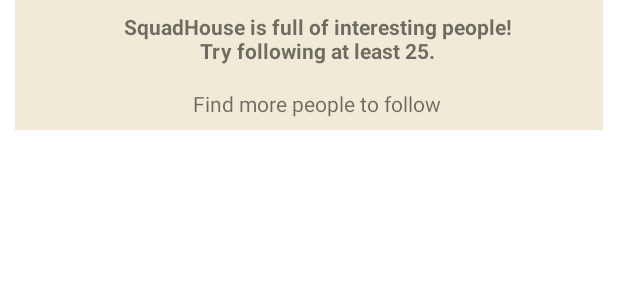
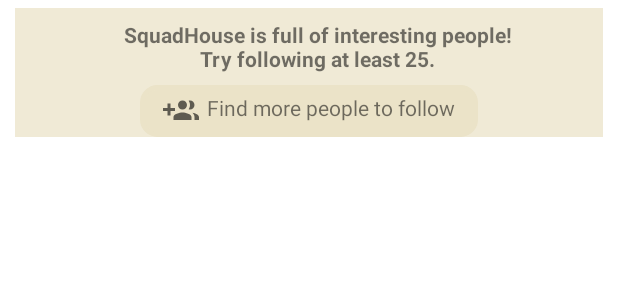
Before and after one commit to SquadHouseDev/SquadHouse, an Android app: the layout cell_home_explore.xml on its own in the app's theme, with its tools: preview values and no code run, on a phone screen of 412 x 824 dp. Shown: the top 300 px of the screen. Run offline under Robolectric (Android 15) with nearby library versions, the phone set to English and light mode, and no system bars.

```diff
--- a/app/src/main/res/drawable/cell_darker_background.xml
+++ b/app/src/main/res/drawable/cell_darker_background.xml
@@ -1,7 +1,7 @@
 <?xml version="1.0" encoding="UTF-8"?>
 <shape xmlns:android="http://schemas.android.com/apk/res/android">
-    <solid android:color="@color/dutch_white"/>
-    <stroke android:width="3dp" android:color="@color/dutch_white" />
+    <solid android:color="@color/darker_eggshell"/>
+    <stroke android:width="3dp" android:color="@color/darker_eggshell" />
     <corners android:radius="10dp"/>
     <padding android:left="0dp" android:top="0dp" android:right="0dp" android:bottom="0dp" />
 </shape>
--- a/app/src/main/res/layout/cell_home_explore.xml
+++ b/app/src/main/res/layout/cell_home_explore.xml
@@ -6,6 +6,7 @@
     android:layout_width="match_parent"
     android:layout_height="wrap_content"
     android:layout_marginStart="10dp"
+    android:layout_marginTop="5dp"
     android:layout_marginEnd="10dp"
     android:background="@color/eggshell"
     android:orientation="vertical">
@@ -28,14 +29,34 @@
 
     </ImageView>
 
-
-    <TextView
-        android:id="@+id/tvSearch"
+    <androidx.constraintlayout.widget.ConstraintLayout
+        android:id="@+id/clSearch"
         android:layout_width="wrap_content"
         android:layout_height="wrap_content"
         android:layout_gravity="center_horizontal"
-        android:layout_marginStart="5dp"
-        android:padding="8dp"
-        android:text="Find more people to follow" />
+        android:background="@drawable/cell_darker_background"
+        android:paddingLeft="15dp"
+        android:paddingTop="5dp"
+        android:paddingRight="15dp"
+        android:paddingBottom="5dp">
+
+        <ImageView
+            android:id="@+id/ivSearch"
+            android:layout_width="wrap_content"
+            android:layout_height="wrap_content"
+            app:layout_constraintStart_toStartOf="@id/clSearch"
+            app:layout_constraintTop_toTopOf="@id/clSearch"
+            app:srcCompat="@drawable/ic_baseline_group_add_24"></ImageView>
+
+        <TextView
+            android:id="@+id/tvSearch"
+            android:layout_width="wrap_content"
+            android:layout_height="wrap_content"
+            android:layout_marginStart="5dp"
+            android:text="Find more people to follow"
+            app:layout_constraintStart_toEndOf="@id/ivSearch"
+            app:layout_constraintTop_toTopOf="@id/clSearch" />
+    </androidx.constraintlayout.widget.ConstraintLayout>
+
 
 </LinearLayout>
--- a/app/src/main/res/values/colors.xml
+++ b/app/src/main/res/values/colors.xml
@@ -10,6 +10,7 @@
     <color name="grey">#808080</color>
     <color name="cream">#FFFDD0</color>
     <color name="eggshell">#F0EAD6</color>
+    <color name="darker_eggshell">#ebe3c8 </color>
     <color name="bone">#E3DAC9</color>
     <color name="antique_white">#FAEBD7</color>
     <color name="parchment">#F1E9D2</color>
```
